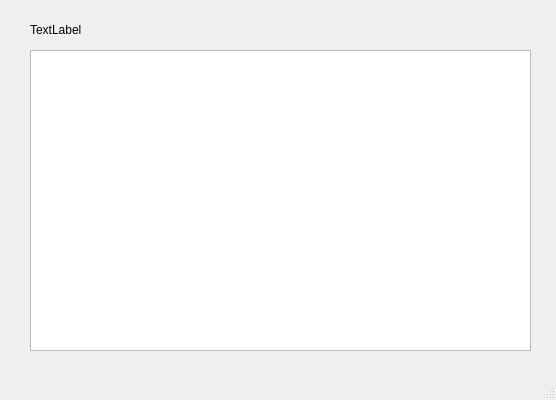
Qt form ReportWindow.ui (johnsonliu999/cerv) before a commit.
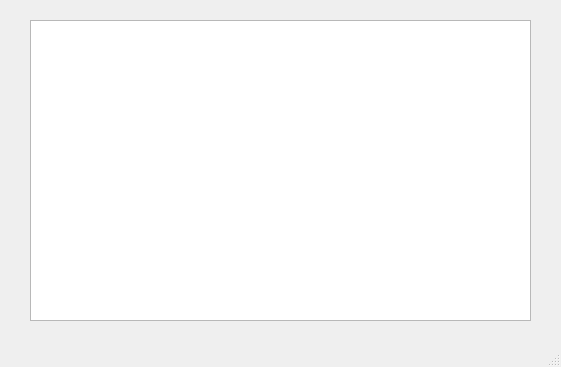
The same form after that commit.

Commit message: modify report window

The edit to the form file:
```diff
--- a/ReportWindow.ui
+++ b/ReportWindow.ui
@@ -6,22 +6,10 @@
    <rect>
     <x>0</x>
     <y>0</y>
-    <width>556</width>
-    <height>400</height>
+    <width>561</width>
+    <height>367</height>
    </rect>
   </property>
-  <property name="minimumSize">
-   <size>
-    <width>500</width>
-    <height>400</height>
-   </size>
-  </property>
-  <property name="maximumSize">
-   <size>
-    <width>800</width>
-    <height>400</height>
-   </size>
-  </property>
   <property name="windowTitle">
    <string>MainWindow</string>
   </property>
@@ -30,7 +18,7 @@
     <property name="geometry">
      <rect>
       <x>30</x>
-      <y>50</y>
+      <y>20</y>
       <width>501</width>
       <height>301</height>
      </rect>
@@ -42,19 +30,6 @@
      </sizepolicy>
     </property>
    </widget>
-   <widget class="QLabel" name="label">
-    <property name="geometry">
-     <rect>
-      <x>30</x>
-      <y>20</y>
-      <width>341</width>
-      <height>20</height>
-     </rect>
-    </property>
-    <property name="text">
-     <string>TextLabel</string>
-    </property>
-   </widget>
   </widget>
   <widget class="QMenuBar" name="menubar">
    <property name="geometry">
```
Left out of the diff: 2 changed lines with no effect on the pictures. The commit also changes 12 other files.
